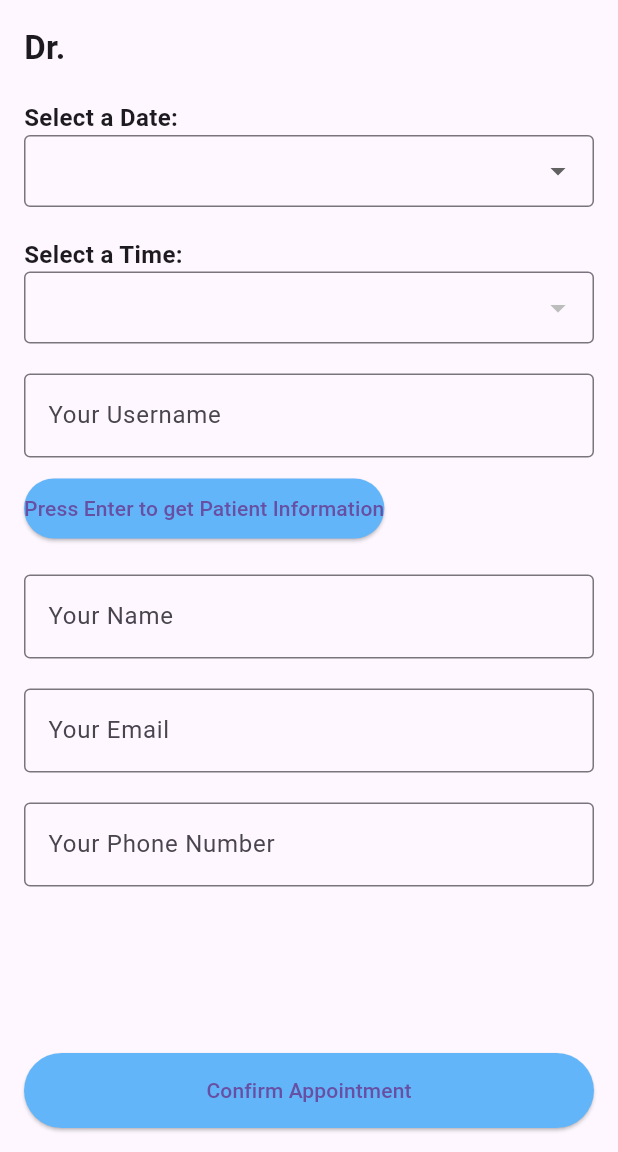
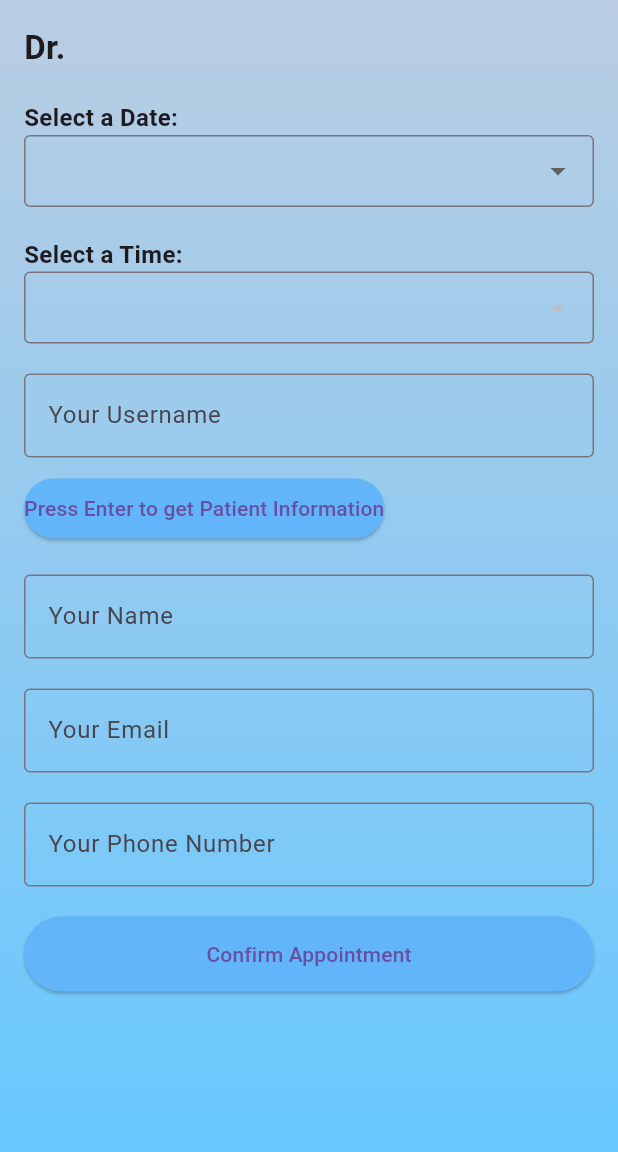
Before and after one commit to Tamasha-Ab/Software-mobile-app, a Flutter app: the MakingTheAppointmentPage screen opened directly with empty values, on a phone screen of 412 x 824 dp, the part 84-1236 px from its top. Run offline on Flutter 3.47's test engine with Material 3 defaults, Android fonts, the phone set to English and light mode, and no system bars; our stand-ins replace carousel_slider, font_awesome_flutter, shared_preferences; accounts and stored records are empty; network calls fail.

Commit message:
Updated appointment UI

```diff
--- a/medical_clinic_app/lib/making_the_appointment.dart
+++ b/medical_clinic_app/lib/making_the_appointment.dart
@@ -81,8 +81,21 @@ class _MakingTheAppointmentPageState extends State<MakingTheAppointmentPage> {
         title: const Text('Make an Appointment'),
         backgroundColor: const Color.fromARGB(255, 99, 181, 249),
       ),
-      body: Padding(
+      body: Container(
+        decoration: const BoxDecoration(
+          gradient: LinearGradient(
+            colors: [Color.fromARGB(255, 186, 205, 226), Color(0xFF67C8FF)],
+            begin: Alignment.topCenter,
+            end: Alignment.bottomCenter,
+          ),
+        ),
+        child: SingleChildScrollView(
           padding: const EdgeInsets.all(16.0),
+          child: ConstrainedBox(
+            constraints: BoxConstraints(
+              minHeight: MediaQuery.of(context).size.height - kToolbarHeight,
+            ),
+            child: IntrinsicHeight(
               child: Form(
                 key: _formKey,
                 child: Column(
@@ -195,7 +208,7 @@ class _MakingTheAppointmentPageState extends State<MakingTheAppointmentPage> {
                       validator: (value) =>
                           value == null || value.isEmpty ? 'Please enter your phone number' : null,
                     ),
-              const Spacer(),
+                    const SizedBox(height: 20),
                     ElevatedButton(
                       onPressed: _submitAppointment,
                       style: ElevatedButton.styleFrom(
@@ -208,6 +221,9 @@ class _MakingTheAppointmentPageState extends State<MakingTheAppointmentPage> {
                 ),
               ),
             ),
+          ),
+        ),
+      ),
     );
   }
 }
```
Also changed, not shown: medical_clinic_app/lib/doctor_details_page.dart (+42 -14 lines), medical_clinic_app/lib/make_appointment_page.dart (+26 -2 lines), medical_clinic_app/lib/view_appointments_page.dart (+39 -3 lines). Lines whose indentation alone changed are shown as unchanged.
